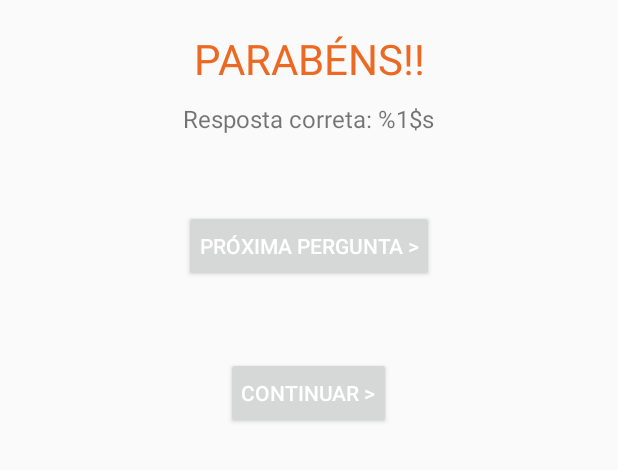
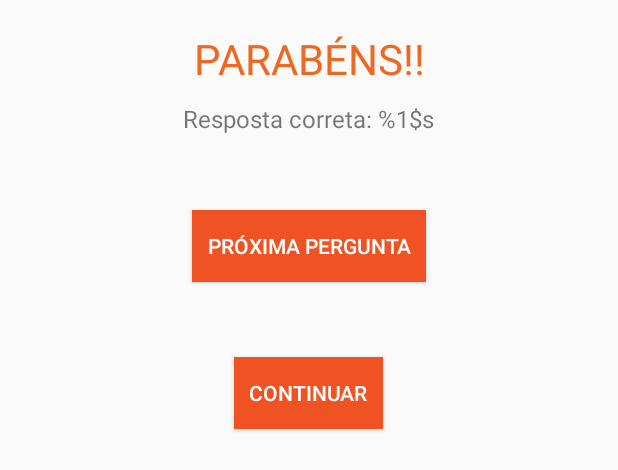
Before and after one commit to poli-libras/AprendaLibras-android, an Android app: the layout answer_fragment.xml on its own in the app's theme, with its tools: preview values and no code run, on a phone screen of 412 x 824 dp. Shown: the top 470 px of the screen. Run offline under Robolectric (Android 15) with nearby library versions, the phone set to English and light mode, and no system bars.

Commit message:
Pequenas melhorias

```diff
--- a/app/src/main/java/br/com/polilibras/aprendalibras/ConfigActivity.java
+++ b/app/src/main/java/br/com/polilibras/aprendalibras/ConfigActivity.java
@@ -112,7 +112,7 @@ public class ConfigActivity extends AppCompatActivity {
                         try {
                             String name = object.getString("name");
                             textView.setVisibility(View.VISIBLE);
-                            textView.setText(getString(R.string.name_txt, name));
+                            textView.setText(getString(R.string.name, name));
                         } catch (JSONException e) {
                             e.printStackTrace();
                         }
--- a/app/src/main/java/br/com/polilibras/aprendalibras/QuestionActivity.java
+++ b/app/src/main/java/br/com/polilibras/aprendalibras/QuestionActivity.java
@@ -200,7 +200,7 @@ public class QuestionActivity extends AppCompatActivity {
                     public void onClick(View v) {
                         Intent intent = new Intent(QuestionActivity.this, FimDeJogoActivity.class);
                         intent.putExtra(FimDeJogoActivity.EXTRA_ACERTOS, mNumAcertos);
-                        intent.putExtra(FimDeJogoActivity.GANHOU_EXTRA, true);
+                        intent.putExtra(FimDeJogoActivity.EXTRA_GANHOU, true);
                         startActivity(intent);
                         finish();
                     }
@@ -217,7 +217,7 @@ public class QuestionActivity extends AppCompatActivity {
                     public void onClick(View v) {
                         Intent intent = new Intent(QuestionActivity.this, FimDeJogoActivity.class);
                         intent.putExtra(FimDeJogoActivity.EXTRA_ACERTOS, mNumAcertos);
-                        intent.putExtra(FimDeJogoActivity.GANHOU_EXTRA, false);
+                        intent.putExtra(FimDeJogoActivity.EXTRA_GANHOU, false);
                         startActivity(intent);
                         finish();
                     }
--- a/app/src/main/res/layout/answer_fragment.xml
+++ b/app/src/main/res/layout/answer_fragment.xml
@@ -31,17 +31,21 @@
         android:layout_width="wrap_content"
         android:layout_height="wrap_content"
         android:layout_marginTop="50dp"
-        android:text="PRÓXIMA PERGUNTA >"
+        android:background="@color/orangeBackground"
         android:textColor="@android:color/white"
-        android:padding="10dp" />
+        android:padding="10dp"
+        android:textAllCaps="true"
+        android:text="@string/next_question"/>
 
     <Button
         android:id="@+id/fim_de_jogo_btn"
         android:layout_width="wrap_content"
         android:layout_height="wrap_content"
         android:layout_marginTop="50dp"
-        android:text="CONTINUAR >"
+        android:background="@color/orangeBackground"
         android:textColor="@android:color/white"
-        android:padding="10dp"/>
+        android:padding="10dp"
+        android:textAllCaps="true"
+        android:text="@string/continuar"/>
 
 </LinearLayout>
--- a/app/src/main/res/layout/main_activity.xml
+++ b/app/src/main/res/layout/main_activity.xml
@@ -8,7 +8,7 @@
     android:paddingRight="@dimen/activity_horizontal_margin"
     android:paddingTop="@dimen/activity_vertical_margin"
     tools:context="br.com.polilibras.aprendalibras.MainActivity"
-    android:background="#FFDFAF">
+    android:background="@color/backgroundHome">
 
     <ImageView
         android:layout_width="200dp"
--- a/app/src/main/res/layout/video.xml
+++ b/app/src/main/res/layout/video.xml
@@ -1,13 +1,13 @@
 <?xml version="1.0" encoding="utf-8"?>
 <RelativeLayout xmlns:android="http://schemas.android.com/apk/res/android"
     android:layout_width="match_parent"
-    android:layout_height="wrap_content">
+    android:layout_height="wrap_content"
+    android:layout_marginBottom="@dimen/activity_vertical_margin">
 
     <VideoView
         android:id="@+id/video_view"
         android:layout_width="match_parent"
-        android:layout_height="225dp"
-        android:layout_marginBottom="10dp"/>
+        android:layout_height="225dp" />
 
     <ImageButton
         android:id="@+id/video_repeat_btn"
--- a/app/src/main/res/values-v21/styles.xml
+++ b/app/src/main/res/values-v21/styles.xml
@@ -9,4 +9,12 @@
         <item name="android:background">@android:color/transparent</item>
         <item name="android:elevation">4dp</item>
     </style>
+
+    <style name="AppTheme.SplashStatusBar">
+        <item name="android:windowActionBar">false</item>
+        <item name="windowActionBar">false</item>
+        <item name="android:windowNoTitle">true</item>
+        <item name="windowNoTitle">true</item>
+        <item name="android:statusBarColor">@color/orangeBackground</item>
+    </style>
 </resources>
--- a/app/src/main/res/values/colors.xml
+++ b/app/src/main/res/values/colors.xml
@@ -1,9 +1,12 @@
 <?xml version="1.0" encoding="utf-8"?>
 <resources>
+    <color name="orangeMain">#E85224</color>
+    <color name="orangeLight">#FAB087</color>
+    <color name="orangeDark">#C74727</color>
+    <color name="orangeBackground">#f05323</color>
     <color name="colorPrimary">#EC6923</color>
     <color name="colorPrimaryDark">#C74727</color>
-    <color name="colorPrimaryLight">#FF9953</color>
-    <color name="colorAccent">#FF4081</color>
+    <color name="backgroundHome">#FFDFAF</color>
     <color name="lightGray">#AAAAAA</color>
 
 </resources>
--- a/app/src/main/res/values/styles.xml
+++ b/app/src/main/res/values/styles.xml
@@ -2,14 +2,20 @@
 
     <!-- Base application theme. -->
     <style name="AppTheme" parent="Theme.AppCompat.Light.DarkActionBar">
-        <!-- Customize your theme here. -->
-        <item name="colorPrimary">@color/colorPrimary</item>
-        <item name="colorPrimaryDark">@color/colorPrimaryDark</item>
-        <item name="colorAccent">@color/colorAccent</item>
+        <item name="colorPrimary">@color/orangeMain</item>
+        <item name="colorPrimaryDark">@color/orangeDark</item>
+        <item name="colorAccent">@color/orangeMain</item>
     </style>
 
-    <style name="AppTheme.NoActionBar" parent="Theme.AppCompat.Light.DarkActionBar">
+    <style name="AppTheme.NoActionBar" parent="AppTheme">
         <item name="windowActionBar">false</item>
+        <item name="windowNoTitle">true</item>
+    </style>
+
+    <style name="AppTheme.SplashStatusBar" parent="AppTheme.NoActionBar">
+        <item name="android:windowActionBar">false</item>
+        <item name="windowActionBar">false</item>
+        <item name="android:windowNoTitle">true</item>
         <item name="windowNoTitle">true</item>
     </style>
 
@@ -19,7 +25,7 @@
         <item name="android:layout_weight">1</item>
         <item name="android:layout_marginTop">5dp</item>
         <item name="android:layout_marginBottom">5dp</item>
-        <item name="android:background">@color/colorPrimary</item>
+        <item name="android:background">@color/orangeMain</item>
         <item name="android:textColor">@android:color/white</item>
         <item name="android:textSize">24sp</item>
     </style>
```
Also changed, not shown: app/src/main/AndroidManifest.xml (+8 -3 lines), app/src/main/java/br/com/polilibras/aprendalibras/FimDeJogoActivity.java (+25 -21 lines), app/src/main/java/br/com/polilibras/aprendalibras/SplashActivity.java (added, +27 -0 lines), app/src/main/res/layout/activity_fim_de_jogo.xml (+8 -8 lines), app/src/main/res/layout/activity_splash.xml (added, +17 -0 lines), app/src/main/res/values/strings.xml (+12 -8 lines), app/src/main/res/drawable/icone.png (deleted), app/src/main/res/drawable/simbolo_negativo.png (added).
